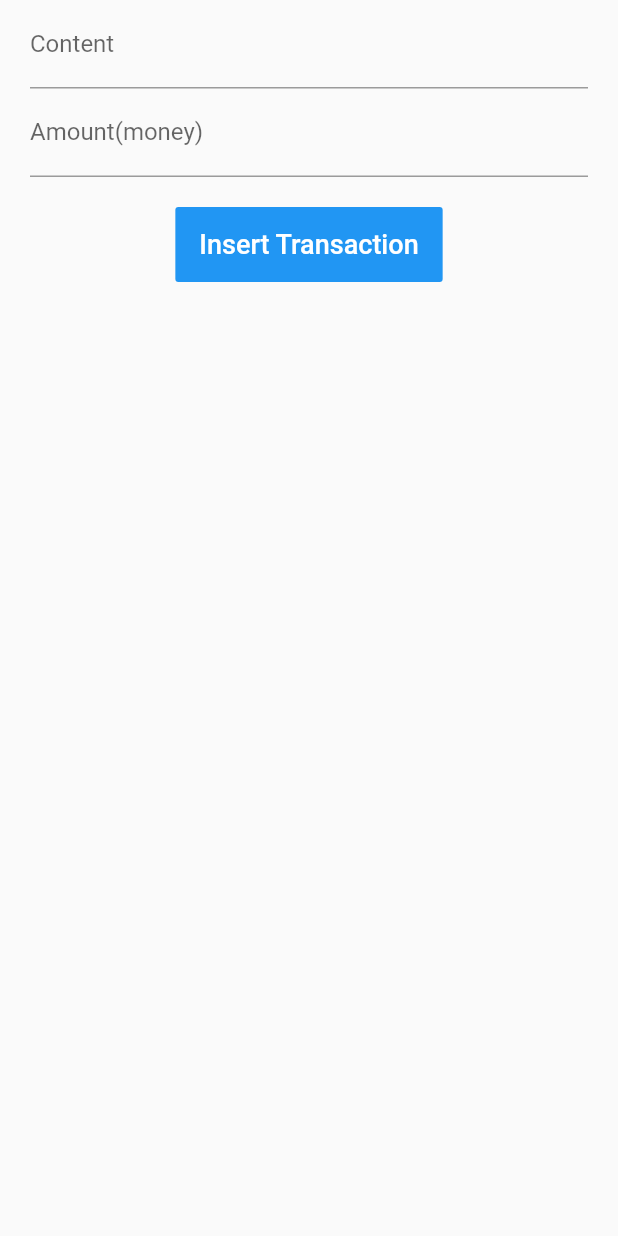
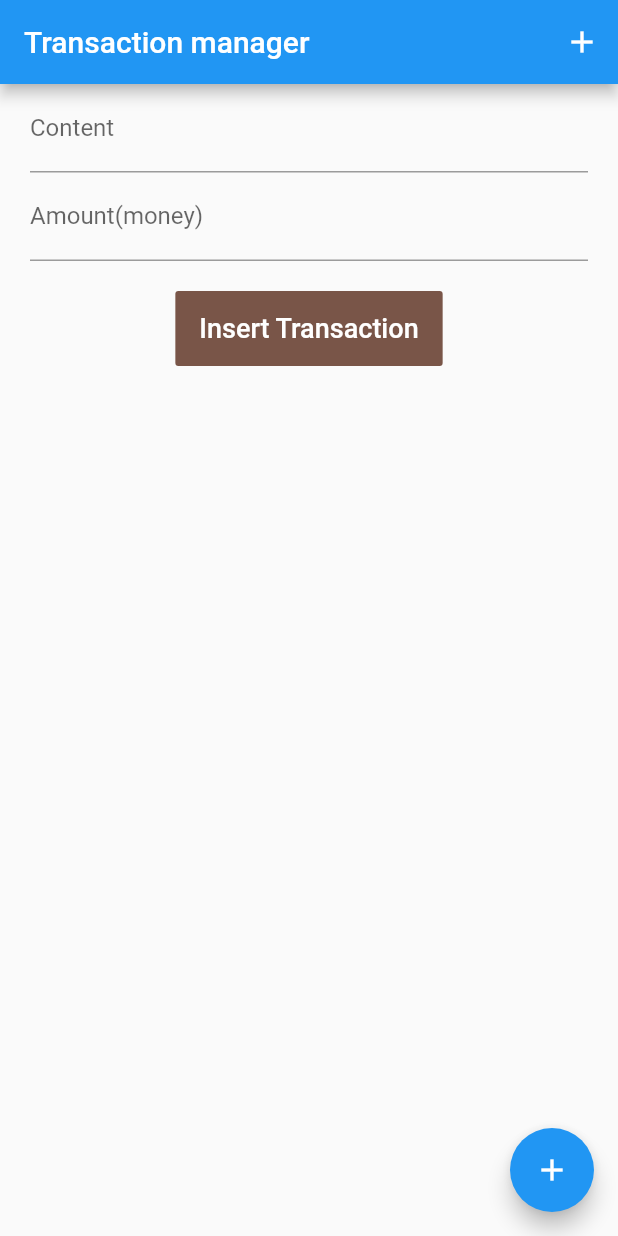
Before and after one commit to ngoctuanktmm/Flutter, a Flutter app: the screen it shows after launch, on a phone screen of 412 x 824 dp. Run offline on Flutter 3.47's test engine with Material 2 defaults, Android fonts, the phone set to English and light mode, and no system bars.

Commit message:
14-Flutter basics-Customize AppBar and FloatingActionButton

```diff
--- a/flutter_study/lib/myapp.dart
+++ b/flutter_study/lib/myapp.dart
@@ -19,11 +19,44 @@ class _MyApp extends State<MyApp> {
   Transaction _transaction = Transaction(content: '', amount: 0.0);
   List<Transaction> _transactions = List<Transaction>();
 
+  void _insertTransaction() {
+    if (_transaction.content.isEmpty ||
+        _transaction.amount == 0.0 ||
+        _transaction.amount.isNaN) {
+      return;
+    }
+    _transactions.add(_transaction);
+    _transaction = Transaction(content: '', amount: 0.0);
+    _contentController.text = '';
+    _amountController.text = '';
+  }
+
   @override
   Widget build(BuildContext context) {
     return MaterialApp(
       title: "This is a StatefulWidget",
       home: Scaffold(
+        appBar: AppBar(
+          title: const Text("Transaction manager"),
+          actions: <Widget>[
+            IconButton(
+                icon: Icon(Icons.add),
+                onPressed: () {
+                  setState(() {
+                    this._insertTransaction();
+                  });
+                })
+          ],
+        ),
+        floatingActionButton: FloatingActionButton(
+          tooltip: 'Add transactions',
+          child: Icon(Icons.add),
+          onPressed: () {
+            setState(() {
+              this._insertTransaction();
+            });
+          },
+        ),
         key: _scaffoldKey,
         body: SafeArea(
             minimum: const EdgeInsets.only(left: 20, right: 20),
@@ -59,14 +92,11 @@ class _MyApp extends State<MyApp> {
                         'Insert Transaction',
                         style: TextStyle(fontSize: 18),
                       ),
-                      color: Colors.blue,
+                      color: Colors.brown,
                       textColor: Colors.white,
                       onPressed: () {
                         setState(() {
-                          _transactions.add(_transaction);
-                          _transaction = Transaction(content: '', amount: 0.0);
-                          _contentController.text = '';
-                          _amountController.text = '';
+                          this._insertTransaction();
                         });
 
                         print('transaction list: ' + _transactions.toString());
```
